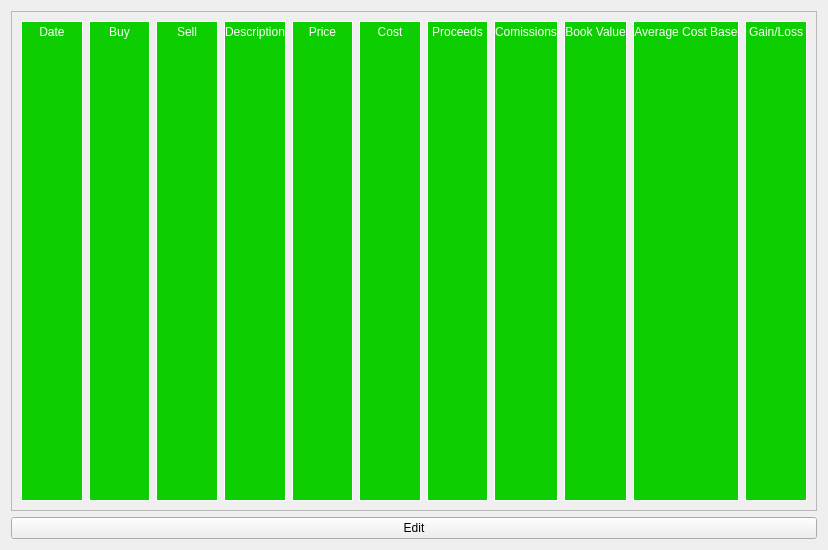
The window that GainLossCalculator/TransactionScreen/transactionscreen.ui (w-ge/Gain-Loss-Calculator) describes before a commit, drawn with Qt 5.
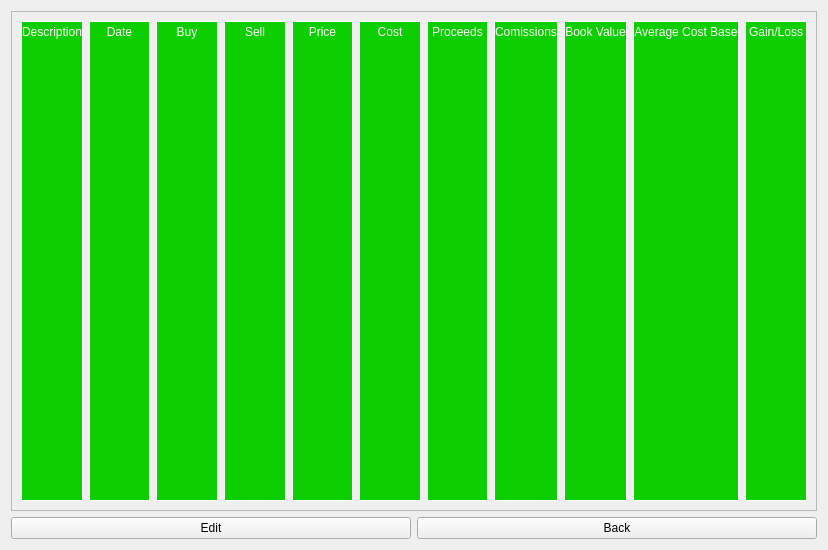
The same window after the commit.

```diff
--- a/GainLossCalculator/TransactionScreen/transactionscreen.ui
+++ b/GainLossCalculator/TransactionScreen/transactionscreen.ui
@@ -25,14 +25,14 @@
         <x>0</x>
         <y>0</y>
         <width>808</width>
-        <height>501</height>
+        <height>499</height>
        </rect>
       </property>
       <layout class="QGridLayout" name="gridLayout">
        <item row="0" column="0">
         <layout class="QGridLayout" name="transactions">
          <property name="verticalSpacing">
-          <number>30</number>
+          <number>0</number>
          </property>
          <item row="0" column="6">
           <widget class="QLabel" name="proceeds">
@@ -55,28 +55,28 @@
            </property>
           </widget>
          </item>
-         <item row="0" column="0">
-          <widget class="QLabel" name="date">
-           <property name="minimumSize">
-            <size>
-             <width>0</width>
-             <height>30</height>
-            </size>
-           </property>
-           <property name="styleSheet">
-            <string notr="true">background-color: rgb(13, 206, 0);
-color: rgb(255, 255, 255);
-border: 1px solid white;</string>
-           </property>
-           <property name="text">
-            <string>Date</string>
-           </property>
-           <property name="alignment">
-            <set>Qt::AlignHCenter|Qt::AlignTop</set>
-           </property>
-          </widget>
-         </item>
          <item row="0" column="3">
+          <widget class="QLabel" name="sell">
+           <property name="minimumSize">
+            <size>
+             <width>0</width>
+             <height>30</height>
+            </size>
+           </property>
+           <property name="styleSheet">
+            <string notr="true">background-color: rgb(13, 206, 0);
+color: rgb(255, 255, 255);
+border: 1px solid white;</string>
+           </property>
+           <property name="text">
+            <string>Sell</string>
+           </property>
+           <property name="alignment">
+            <set>Qt::AlignHCenter|Qt::AlignTop</set>
+           </property>
+          </widget>
+         </item>
+         <item row="0" column="0">
           <widget class="QLabel" name="description">
            <property name="minimumSize">
             <size>
@@ -98,7 +98,7 @@
           </widget>
          </item>
          <item row="0" column="2">
-          <widget class="QLabel" name="sell">
+          <widget class="QLabel" name="buy">
            <property name="minimumSize">
             <size>
              <width>0</width>
@@ -111,7 +111,7 @@
 border: 1px solid white;</string>
            </property>
            <property name="text">
-            <string>Sell</string>
+            <string>Buy</string>
            </property>
            <property name="alignment">
             <set>Qt::AlignHCenter|Qt::AlignTop</set>
@@ -139,8 +139,8 @@
            </property>
           </widget>
          </item>
-         <item row="0" column="9">
-          <widget class="QLabel" name="avgCB">
+         <item row="0" column="4">
+          <widget class="QLabel" name="price">
            <property name="minimumSize">
             <size>
              <width>0</width>
@@ -153,7 +153,7 @@
 border: 1px solid white;</string>
            </property>
            <property name="text">
-            <string>Average Cost Base</string>
+            <string>Price</string>
            </property>
            <property name="alignment">
             <set>Qt::AlignHCenter|Qt::AlignTop</set>
@@ -181,6 +181,48 @@
            </property>
           </widget>
          </item>
+         <item row="0" column="9">
+          <widget class="QLabel" name="avgCB">
+           <property name="minimumSize">
+            <size>
+             <width>0</width>
+             <height>30</height>
+            </size>
+           </property>
+           <property name="styleSheet">
+            <string notr="true">background-color: rgb(13, 206, 0);
+color: rgb(255, 255, 255);
+border: 1px solid white;</string>
+           </property>
+           <property name="text">
+            <string>Average Cost Base</string>
+           </property>
+           <property name="alignment">
+            <set>Qt::AlignHCenter|Qt::AlignTop</set>
+           </property>
+          </widget>
+         </item>
+         <item row="0" column="1">
+          <widget class="QLabel" name="date">
+           <property name="minimumSize">
+            <size>
+             <width>0</width>
+             <height>30</height>
+            </size>
+           </property>
+           <property name="styleSheet">
+            <string notr="true">background-color: rgb(13, 206, 0);
+color: rgb(255, 255, 255);
+border: 1px solid white;</string>
+           </property>
+           <property name="text">
+            <string>Date</string>
+           </property>
+           <property name="alignment">
+            <set>Qt::AlignHCenter|Qt::AlignTop</set>
+           </property>
+          </widget>
+         </item>
          <item row="0" column="5">
           <widget class="QLabel" name="cost">
            <property name="minimumSize">
@@ -202,48 +244,6 @@
            </property>
           </widget>
          </item>
-         <item row="0" column="4">
-          <widget class="QLabel" name="price">
-           <property name="minimumSize">
-            <size>
-             <width>0</width>
-             <height>30</height>
-            </size>
-           </property>
-           <property name="styleSheet">
-            <string notr="true">background-color: rgb(13, 206, 0);
-color: rgb(255, 255, 255);
-border: 1px solid white;</string>
-           </property>
-           <property name="text">
-            <string>Price</string>
-           </property>
-           <property name="alignment">
-            <set>Qt::AlignHCenter|Qt::AlignTop</set>
-           </property>
-          </widget>
-         </item>
-         <item row="0" column="1">
-          <widget class="QLabel" name="buy">
-           <property name="minimumSize">
-            <size>
-             <width>0</width>
-             <height>30</height>
-            </size>
-           </property>
-           <property name="styleSheet">
-            <string notr="true">background-color: rgb(13, 206, 0);
-color: rgb(255, 255, 255);
-border: 1px solid white;</string>
-           </property>
-           <property name="text">
-            <string>Buy</string>
-           </property>
-           <property name="alignment">
-            <set>Qt::AlignHCenter|Qt::AlignTop</set>
-           </property>
-          </widget>
-         </item>
          <item row="0" column="10">
           <widget class="QLabel" name="gainLoss">
            <property name="minimumSize">
@@ -272,11 +272,22 @@
     </widget>
    </item>
    <item>
-    <widget class="QPushButton" name="edit">
-     <property name="text">
-      <string>Edit</string>
-     </property>
-    </widget>
+    <layout class="QHBoxLayout" name="horizontalLayout">
+     <item>
+      <widget class="QPushButton" name="edit">
+       <property name="text">
+        <string>Edit</string>
+       </property>
+      </widget>
+     </item>
+     <item>
+      <widget class="QPushButton" name="back">
+       <property name="text">
+        <string>Back</string>
+       </property>
+      </widget>
+     </item>
+    </layout>
    </item>
   </layout>
  </widget>
```
